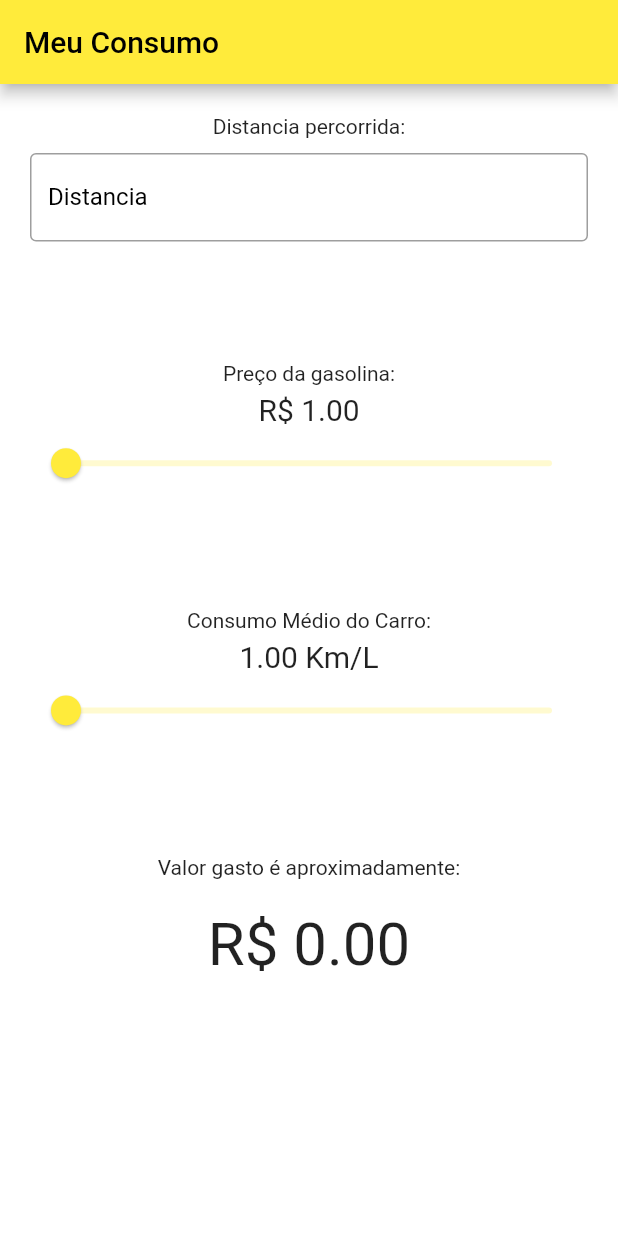
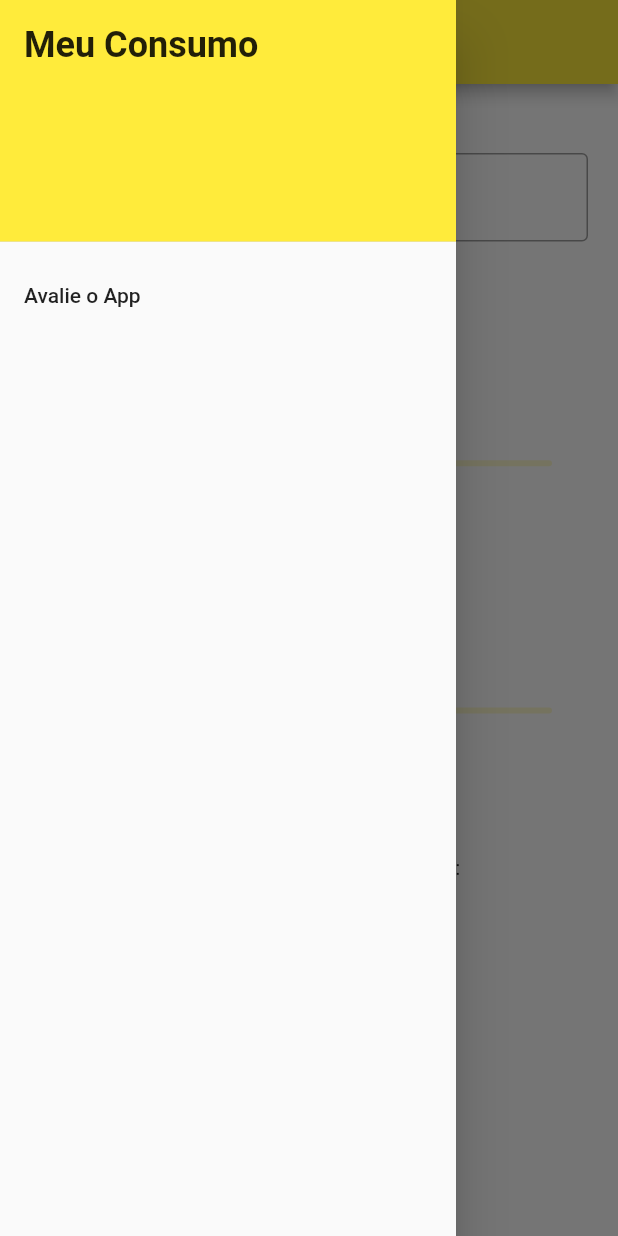
Before and after one commit to celjr/meuconsumo, a Flutter app: the screen it shows after launch, with the side drawer open (before the commit the screen has no drawer), on a phone screen of 412 x 824 dp. Run offline on Flutter 3.47's test engine with Material 2 defaults, Android fonts, the phone set to English and light mode, and no system bars; our stand-ins replace in_app_review.

Commit message:
subindo para trocar de pc

```diff
--- a/lib/src/presentation/pages/my_home_page.dart
+++ b/lib/src/presentation/pages/my_home_page.dart
@@ -1,5 +1,6 @@
 import 'package:flutter/material.dart';
 import 'package:flutter/services.dart';
+import 'package:in_app_review/in_app_review.dart';
 import 'package:meuconsumo/src/presentation/components/distance_component.dart';
 
 import '../controllers/page_controller.dart';
@@ -14,11 +15,13 @@ class MyHomePage extends StatefulWidget {
 
 class _MyHomePageState extends State<MyHomePage> {
   var gastoController;
+  late var appReview;
 
   @override
   void initState() {
     super.initState();
     gastoController = GastoController();
+
   }
 
   calculoGastoMedio(
@@ -28,11 +31,50 @@ class _MyHomePageState extends State<MyHomePage> {
     gastoController.gastoMedio.value = result.toString();
   }
 
+  showReviewModal() {
+    return showDialog(
+        context: context,
+        builder: ((context) {
+          return Container(
+              child: Column(
+            mainAxisAlignment: MainAxisAlignment.spaceBetween,
+            children: [Text('Avalie o App')],
+          ));
+        }));
+  }
+
   @override
   Widget build(BuildContext context) {
+    appReview = InAppReview.instance;
     Size screenSize = MediaQuery.of(context).size;
     return Scaffold(
       appBar: AppBar(title: Text(widget.title)),
+      drawer: Drawer(
+        child: ListView(
+          children: [
+            const DrawerHeader(
+              child: Text(
+                'Meu Consumo',
+                style: TextStyle(
+                  fontSize: 24,
+                  fontWeight: FontWeight.bold,
+                ),
+              ),
+              decoration: BoxDecoration(
+                color: Colors.yellow,
+              ),
+            ),
+            ListTile(
+              onTap: () async {
+
+                appReview.requestReview();
+
+              },
+              title: const Text('Avalie o App'),
+            )
+          ],
+        ),
+      ),
       body: Container(
         height: screenSize.height,
         padding: const EdgeInsets.all(10),
--- a/pubspec.yaml
+++ b/pubspec.yaml
@@ -34,6 +34,7 @@ dependencies:
   # The following adds the Cupertino Icons font to your application.
   # Use with the CupertinoIcons class for iOS style icons.
   cupertino_icons: ^1.0.2
+  in_app_review: ^2.0.4
 
 dev_dependencies:
   flutter_test:
```
Also changed, not shown: pubspec.lock, 4 other files.
